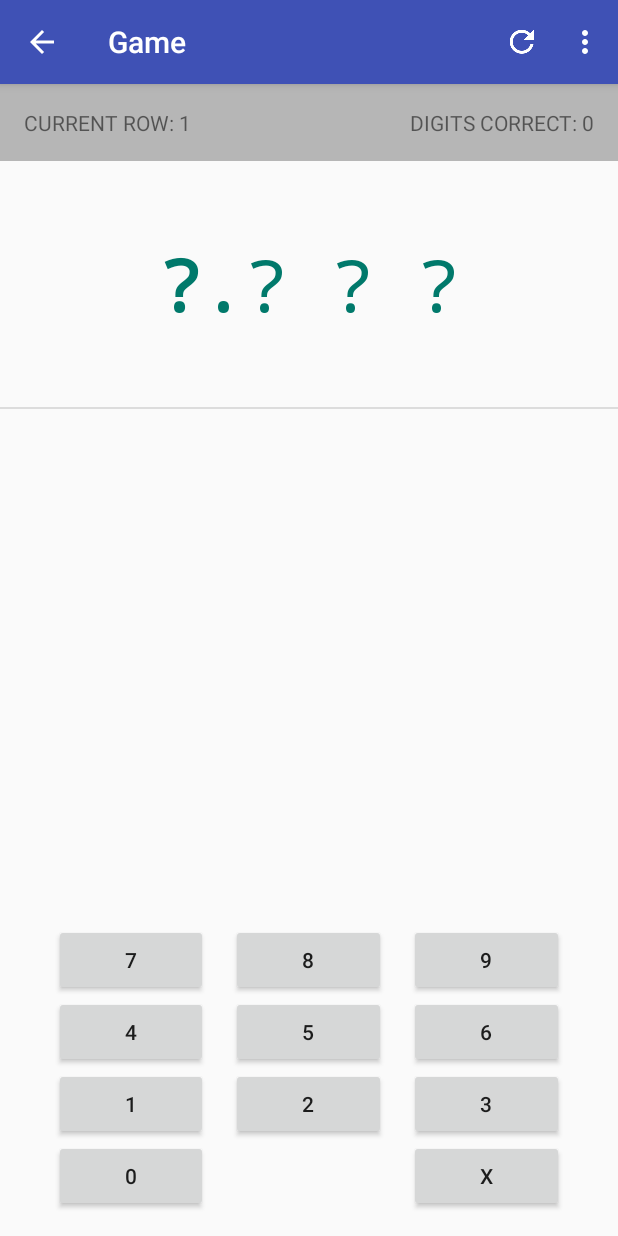
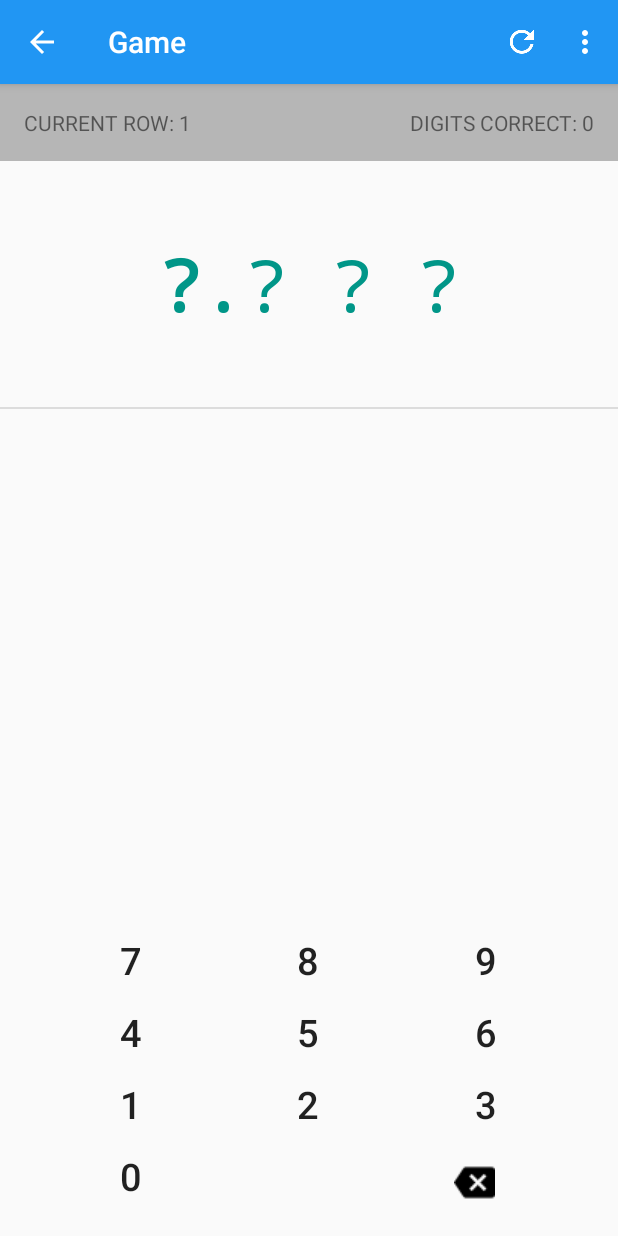
Before and after one commit to MXYMIN/Pi-Pal, an Android app: the NumPadFragment screen opened directly, with no data from a screen before it, on a phone screen of 412 x 824 dp. Run offline under Robolectric (Android 15) with nearby library versions, the phone set to English and light mode, and no system bars; 1 statement that could not run was skipped.

Commit message:
Update app color theme and styling

```diff
--- a/app/src/main/res/layout/fragment_num_pad.xml
+++ b/app/src/main/res/layout/fragment_num_pad.xml
@@ -28,7 +28,9 @@
                     android:layout_height="wrap_content"
                     android:layout_marginRight="15dp"
                     android:layout_weight="1"
-                    android:text="7" />
+                    android:text="7"
+                    android:textSize="25sp"
+                    android:background="?android:attr/selectableItemBackground"/>
 
                 <Button
                     android:id="@+id/button_eight"
@@ -36,14 +38,18 @@
                     android:layout_height="wrap_content"
                     android:layout_marginRight="15dp"
                     android:layout_weight="1"
-                    android:text="8" />
+                    android:text="8"
+                    android:textSize="25sp"
+                    android:background="?android:attr/selectableItemBackground"/>
 
                 <Button
                     android:id="@+id/button_nine"
                     android:layout_width="wrap_content"
                     android:layout_height="wrap_content"
                     android:layout_weight="1"
-                    android:text="9" />
+                    android:text="9"
+                    android:textSize="25sp"
+                    android:background="?android:attr/selectableItemBackground"/>
 
             </LinearLayout>
 
@@ -59,7 +65,9 @@
                     android:layout_height="wrap_content"
                     android:layout_marginRight="15dp"
                     android:layout_weight="1"
-                    android:text="4" />
+                    android:text="4"
+                    android:textSize="25sp"
+                    android:background="?android:attr/selectableItemBackground"/>
 
                 <Button
                     android:id="@+id/button_five"
@@ -67,14 +75,18 @@
                     android:layout_height="wrap_content"
                     android:layout_marginRight="15dp"
                     android:layout_weight="1"
-                    android:text="5" />
+                    android:text="5"
+                    android:textSize="25sp"
+                    android:background="?android:attr/selectableItemBackground"/>
 
                 <Button
                     android:id="@+id/button_six"
                     android:layout_width="wrap_content"
                     android:layout_height="wrap_content"
                     android:layout_weight="1"
-                    android:text="6" />
+                    android:text="6"
+                    android:textSize="25sp"
+                    android:background="?android:attr/selectableItemBackground"/>
 
             </LinearLayout>
 
@@ -90,7 +102,9 @@
                     android:layout_height="wrap_content"
                     android:layout_marginRight="15dp"
                     android:layout_weight="1"
-                    android:text="1" />
+                    android:text="1"
+                    android:textSize="25sp"
+                    android:background="?android:attr/selectableItemBackground"/>
 
                 <Button
                     android:id="@+id/button_two"
@@ -98,14 +112,18 @@
                     android:layout_height="wrap_content"
                     android:layout_marginRight="15dp"
                     android:layout_weight="1"
-                    android:text="2" />
+                    android:text="2"
+                    android:textSize="25sp"
+                    android:background="?android:attr/selectableItemBackground"/>
 
                 <Button
                     android:id="@+id/button_three"
                     android:layout_width="wrap_content"
                     android:layout_height="wrap_content"
                     android:layout_weight="1"
-                    android:text="3" />
+                    android:text="3"
+                    android:textSize="25sp"
+                    android:background="?android:attr/selectableItemBackground"/>
 
             </LinearLayout>
 
@@ -121,7 +139,9 @@
                     android:layout_height="wrap_content"
                     android:layout_marginRight="15dp"
                     android:layout_weight="1"
-                    android:text="0" />
+                    android:text="0"
+                    android:textSize="25sp"
+                    android:background="?android:attr/selectableItemBackground"/>
 
                 <Button
                     android:layout_width="wrap_content"
@@ -135,7 +155,9 @@
                     android:layout_width="wrap_content"
                     android:layout_height="wrap_content"
                     android:layout_weight="1"
-                    android:text="x" />
+                    android:drawableLeft="@drawable/ic_backspace_black_18dp"
+                    android:paddingLeft="30dp"
+                    android:background="?android:attr/selectableItemBackground"/>
 
             </LinearLayout>
 
--- a/app/src/main/res/values/colors.xml
+++ b/app/src/main/res/values/colors.xml
@@ -1,13 +1,15 @@
 <?xml version="1.0" encoding="utf-8"?>
 <resources>
-    <color name="colorPrimary">#3F51B5</color>
-    <color name="colorPrimaryDark">#303F9F</color>
-    <color name="colorAccent">#FF4081</color>
+    <color name="colorPrimary">#2196F3</color>
+    <color name="colorPrimaryDark">#1976D2</color>
+    <color name="colorPrimaryLight">#BBDEFB</color>
+    <color name="colorAccent">#009688</color>
     <color name="colorPrimaryText">#212121</color>
-    <color name="colorSecondaryText">#727272</color>
-    <color name="colorTextIcon">#FFFFFF</color>
+    <color name="colorSecondaryText">#757575</color>
+    <color name="colorTextButton">#FAFAFA</color>
+    <color name="colorTextIcon">#FAFAFA</color>
     <color name="colorDivider">#B6B6B6</color>
-    <color name="colorCurrentRow">#00796B</color>
+    <color name="colorCurrentRow">#009688</color>
     <color name="colorOldRow">#727272</color>
     <color name="colorError">#C62828</color>
     <color name="colorTitleText">#ffffffff</color>
--- a/app/src/main/res/values/styles.xml
+++ b/app/src/main/res/values/styles.xml
@@ -16,4 +16,9 @@
         <item name="android:textColorPrimary">@android:color/white</item>
     </style>
 
+    <style name="ButtonBlue" parent="Theme.AppCompat.Light">
+        <item name="colorControlHighlight">@color/colorPrimaryLight</item>
+        <item name="colorButtonNormal">@color/colorPrimaryDark</item>
+    </style>
+
 </resources>
```
Also changed, not shown: app/src/main/res/layout/activity_main_menu.xml (+12 -4 lines), app/src/main/res/drawable/ic_backspace_black_18dp.png (added).
